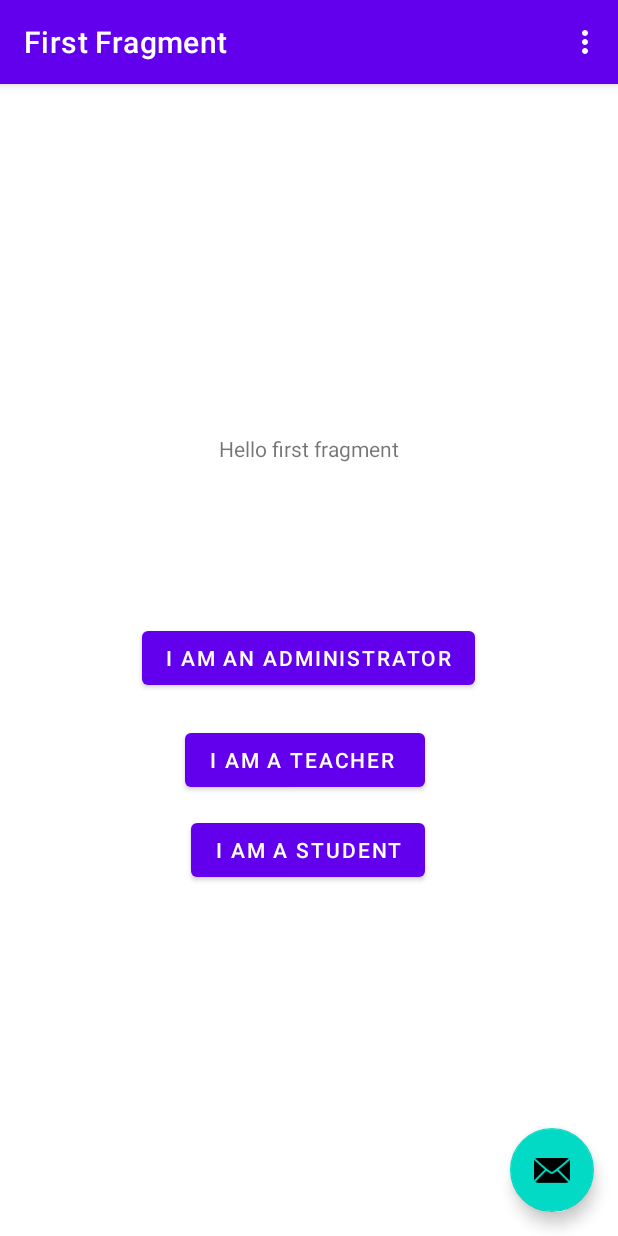
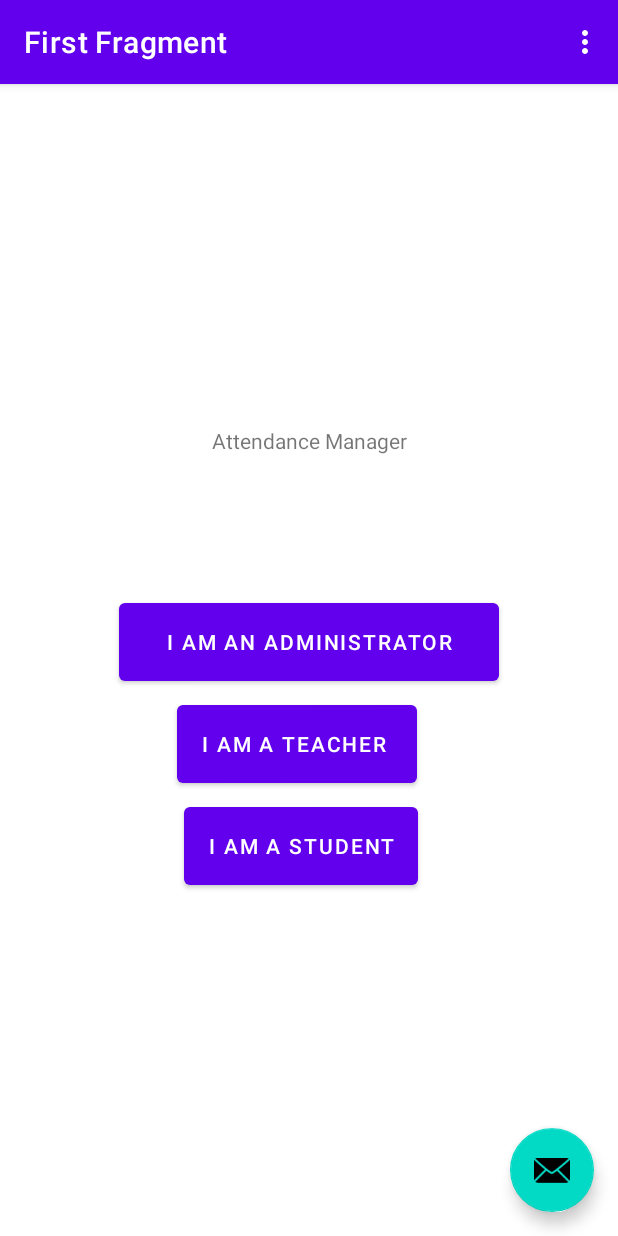
Before and after one commit to notrikhil/Congressional-App-Challenge, an Android app: the screen it shows after launch (MainActivity), on a phone screen of 412 x 824 dp. Run offline under Robolectric (Android 15) with nearby library versions, the phone set to English and light mode, and no system bars; our stand-ins replace navigation-ui.

Commit message:
Reformatted buttons

```diff
--- a/src/app/src/main/res/layout/fragment_first.xml
+++ b/src/app/src/main/res/layout/fragment_first.xml
@@ -10,7 +10,7 @@
         android:id="@+id/textview_first"
         android:layout_width="wrap_content"
         android:layout_height="wrap_content"
-        android:text="@string/hello_first_fragment"
+        android:text="Attendance Manager"
         app:layout_constraintBottom_toTopOf="@id/button_first"
         app:layout_constraintEnd_toEndOf="parent"
         app:layout_constraintStart_toStartOf="parent"
@@ -19,36 +19,35 @@
     <Button
         android:id="@+id/button_first"
         android:layout_width="wrap_content"
-        android:layout_height="wrap_content"
+        android:layout_height="64dp"
         android:text="I am a student"
         app:layout_constraintBottom_toBottomOf="parent"
         app:layout_constraintEnd_toEndOf="parent"
-        app:layout_constraintHorizontal_bias="0.498"
+        app:layout_constraintHorizontal_bias="0.48"
         app:layout_constraintStart_toStartOf="parent"
         app:layout_constraintTop_toBottomOf="@id/textview_first" />
 
     <Button
         android:id="@+id/button_first6"
-        android:layout_width="wrap_content"
-        android:layout_height="wrap_content"
+        android:layout_width="253dp"
+        android:layout_height="64dp"
         android:text="I am an Administrator"
         app:layout_constraintBottom_toBottomOf="parent"
         app:layout_constraintEnd_toEndOf="parent"
-        app:layout_constraintHorizontal_bias="0.497"
         app:layout_constraintStart_toStartOf="parent"
         app:layout_constraintTop_toBottomOf="@id/textview_first"
-        app:layout_constraintVertical_bias="0.227" />
+        app:layout_constraintVertical_bias="0.203" />
 
     <Button
         android:id="@+id/button_first4"
         android:layout_width="wrap_content"
-        android:layout_height="wrap_content"
+        android:layout_height="64dp"
         android:text="I am a teacher "
         app:layout_constraintBottom_toBottomOf="parent"
         app:layout_constraintEnd_toEndOf="parent"
-        app:layout_constraintHorizontal_bias="0.489"
+        app:layout_constraintHorizontal_bias="0.469"
         app:layout_constraintStart_toStartOf="parent"
         app:layout_constraintTop_toBottomOf="@id/textview_first"
-        app:layout_constraintVertical_bias="0.372" />
+        app:layout_constraintVertical_bias="0.351" />
 
 </androidx.constraintlayout.widget.ConstraintLayout>
```
